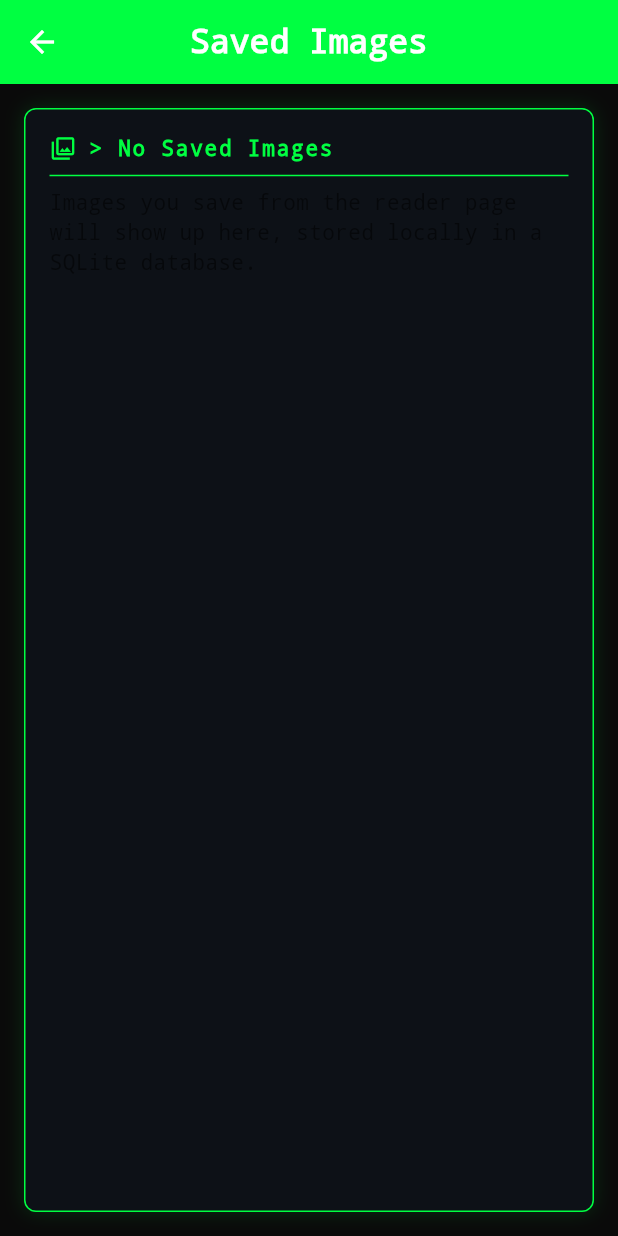
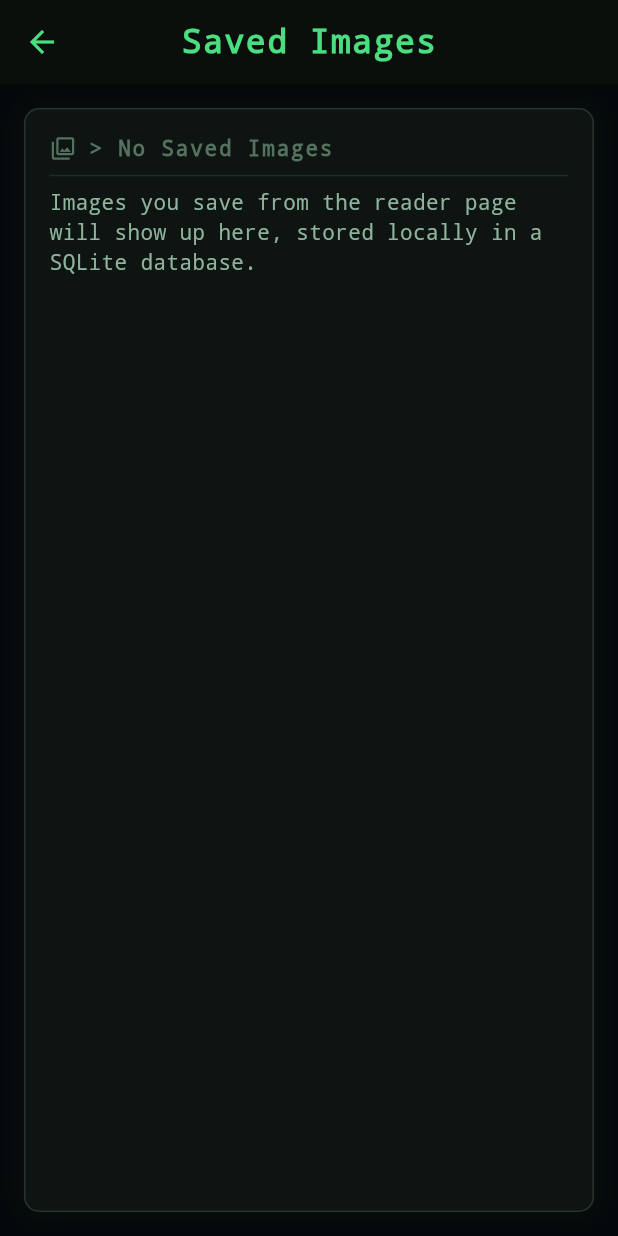
Before and after one commit to AboudEy96/bmdxf, a Flutter app: the screen it shows after launch, after a tap on the "photo library" icon, on a phone screen of 412 x 824 dp. Run offline on Flutter 3.47's test engine with Material 3 defaults, Android fonts, the phone set to English and light mode, and no system bars; our stand-ins replace image_picker, sqflite; missing offline and left inert: exif; accounts and stored records are empty.

Commit message:
UI Theme Update By Claude

```diff
--- a/lib/theme/app_theme.dart
+++ b/lib/theme/app_theme.dart
@@ -1,30 +1,65 @@
 import 'package:flutter/material.dart';
 
+
 abstract class AppTheme {
-  static const primary  = Color(0xFF00FF41);
-  static const surface  = Color(0xFF0D1117);
-  static const scaffold = Color(0xFF0A0A0A);
+  static const scaffold   = Color(0xFF05080A);
+  static const surface    = Color(0xFF0D1411);
+  static const surfaceAlt = Color(0xFF121A16);
+  static const appBar     = Color(0xFF0A0F0C);
+  static const primary    = Color(0xFF4ADE80);
+  static const primaryDim = Color(0xFF2E8F58);
+  static const textPrimary   = Color(0xFFE6F4EA);
+  static const textSecondary = Color(0xFF8FB39C);
+  static const textMuted     = Color(0xFF55715F);
+  static const danger  = Color(0xFFFF6B6B);
+  static const warning = Color(0xFFFFC857);
+  static const info    = Color(0xFF63C9E8);
 
-  static const radius = 8.0;
+  static const radius = 10.0;
 
   static ThemeData get theme => ThemeData(
     colorScheme: ColorScheme.dark(
       primary: primary,
       surface: surface,
+      error: danger,
     ),
     useMaterial3: true,
     scaffoldBackgroundColor: scaffold,
     fontFamily: 'monospace',
+    appBarTheme: const AppBarTheme(
+      backgroundColor: appBar,
+      foregroundColor: primary,
+      elevation: 0,
+      centerTitle: true,
+    ),
+    snackBarTheme: SnackBarThemeData(
+      backgroundColor: surfaceAlt,
+      behavior: SnackBarBehavior.floating,
+      contentTextStyle: const TextStyle(
+        color: textPrimary,
+        fontFamily: 'monospace',
+      ),
+    ),
+    dialogTheme: DialogThemeData(
+      backgroundColor: surfaceAlt,
+      shape: RoundedRectangleBorder(
+        borderRadius: BorderRadius.circular(radius),
+        side: BorderSide(color: primary.withOpacity(0.3)),
+      ),
+    ),
   );
 
-  static BoxDecoration get cardDecoration => BoxDecoration(
-    color: const Color(0xFF0D1117),
+  static BoxDecoration cardDecoration({Color? accent}) => BoxDecoration(
+    color: surface,
     borderRadius: BorderRadius.circular(radius),
-    border: Border.all(color: const Color(0xFF00FF41), width: 1),
+    border: Border.all(
+      color: (accent ?? primary).withOpacity(0.35),
+      width: 1,
+    ),
     boxShadow: [
       BoxShadow(
-        color: const Color(0xFF00FF41).withOpacity(0.15),
-        blurRadius: 10,
+        color: (accent ?? primary).withOpacity(0.08),
+        blurRadius: 14,
         offset: const Offset(0, 0),
       ),
     ],
--- a/lib/views/exif_reader_page.dart
+++ b/lib/views/exif_reader_page.dart
@@ -38,7 +38,7 @@ class _ExifReaderPageState extends State<ExifReaderPage> {
       ScaffoldMessenger.of(context).showSnackBar(
         SnackBar(
           content: Text(message),
-          backgroundColor: AppTheme.surface,
+          backgroundColor: AppTheme.surfaceAlt,
           duration: const Duration(seconds: 2),
         ),
       );
@@ -59,10 +59,10 @@ class _ExifReaderPageState extends State<ExifReaderPage> {
   Widget build(BuildContext context) {
     return Scaffold(
       appBar: AppBar(
-        backgroundColor: AppTheme.primary,
-        foregroundColor: Colors.white,
+        backgroundColor: AppTheme.appBar,
+        foregroundColor: AppTheme.primary,
         title: const Text('EXIF Location Reader',
-            style: TextStyle(fontWeight: FontWeight.w600)),
+            style: TextStyle(fontWeight: FontWeight.w600, letterSpacing: 1)),
         centerTitle: true,
         actions: [
           IconButton(
@@ -86,7 +86,9 @@ class _ExifReaderPageState extends State<ExifReaderPage> {
             ],
             const SizedBox(height: 16),
             if (_vm.isLoading)
-              const Center(child: CircularProgressIndicator()),
+              const Center(
+                child: CircularProgressIndicator(color: AppTheme.primary),
+              ),
             if (_vm.errorMessage != null)
               _buildNotice(_vm.errorMessage!),
             if (_vm.hasGps) ...[
@@ -151,13 +153,16 @@ class _ExifReaderPageState extends State<ExifReaderPage> {
             ? const SizedBox(
           width: 16,
           height: 16,
-          child: CircularProgressIndicator(strokeWidth: 2),
+          child: CircularProgressIndicator(
+            strokeWidth: 2,
+            color: AppTheme.primary,
+          ),
         )
             : const Icon(Icons.save_alt, size: 18),
         label: Text(_vm.isSaving ? 'Saving...' : 'Save to Database'),
         style: OutlinedButton.styleFrom(
           foregroundColor: AppTheme.primary,
-          side: const BorderSide(color: AppTheme.primary),
+          side: BorderSide(color: AppTheme.primary.withOpacity(0.45)),
           padding: const EdgeInsets.symmetric(vertical: 12),
           shape: RoundedRectangleBorder(
               borderRadius: BorderRadius.circular(8)),
@@ -174,16 +179,17 @@ class _ExifReaderPageState extends State<ExifReaderPage> {
   Widget _buildNotice(String message) {
     return InfoCard(
       icon: Icons.warning_amber_rounded,
-      iconColor: Colors.orange,
+      iconColor: AppTheme.warning,
       title: 'Notice',
-      child: Text(message, style: const TextStyle(color: Colors.black87)),
+      child: Text(message,
+          style: const TextStyle(color: AppTheme.textPrimary)),
     );
   }
 
   Widget _buildGpsCard(GpsCoordinates gps) {
     return InfoCard(
       icon: Icons.location_on,
-      iconColor: Colors.red,
+      iconColor: AppTheme.danger,
       title: 'GPS Location',
       child: Column(
         crossAxisAlignment: CrossAxisAlignment.start,
@@ -199,7 +205,7 @@ class _ExifReaderPageState extends State<ExifReaderPage> {
               label: const Text('Open in Google Maps'),
               style: ElevatedButton.styleFrom(
                 backgroundColor: AppTheme.primary,
-                foregroundColor: Colors.white,
+                foregroundColor: AppTheme.scaffold,
                 shape: RoundedRectangleBorder(
                     borderRadius: BorderRadius.circular(8)),
               ),
@@ -211,14 +217,14 @@ class _ExifReaderPageState extends State<ExifReaderPage> {
   }
 
   Widget _buildNoGpsBanner() {
-    return const InfoCard(
+    return InfoCard(
       icon: Icons.location_off,
-      iconColor: Colors.grey,
+      iconColor: AppTheme.textMuted,
       title: 'No GPS Data',
-      child: Text(
+      child: const Text(
         'This image has no GPS coordinates embedded. '
             'Try a photo taken on a phone with location enabled.',
-        style: TextStyle(color: Colors.black54),
+        style: TextStyle(color: AppTheme.textSecondary),
       ),
     );
   }
@@ -239,7 +245,7 @@ class _ExifReaderPageState extends State<ExifReaderPage> {
 /*Widget _buildShotCard(ExifData data) {
     return InfoCard(
       icon: Icons.tune,
-      iconColor: Colors.teal,
+      iconColor: AppTheme.info,
       title: 'Shot Settings',
       child: Column(children: [
         if (data.exposureTime != null) DataRow('Exposure',     data.exposureTime!),
--- a/lib/views/saved_images_page.dart
+++ b/lib/views/saved_images_page.dart
@@ -3,7 +3,6 @@ import 'package:bmdxf/models/saved_image.dart';
 import 'package:bmdxf/theme/app_theme.dart';
 import 'package:bmdxf/viewmodels/exif_viewmodel.dart';
 import 'package:bmdxf/widgets/common_widgets.dart';
-
 
 class SavedImagesPage extends StatefulWidget {
   const SavedImagesPage({super.key, required this.viewModel});
@@ -36,10 +35,10 @@ class _SavedImagesPageState extends State<SavedImagesPage> {
   Widget build(BuildContext context) {
     return Scaffold(
       appBar: AppBar(
-        backgroundColor: AppTheme.primary,
-        foregroundColor: Colors.white,
+        backgroundColor: AppTheme.appBar,
+        foregroundColor: AppTheme.primary,
         title: const Text('Saved Images',
-            style: TextStyle(fontWeight: FontWeight.w600)),
+            style: TextStyle(fontWeight: FontWeight.w600, letterSpacing: 1)),
         centerTitle: true,
       ),
       body: _buildBody(),
@@ -48,7 +47,9 @@ class _SavedImagesPageState extends State<SavedImagesPage> {
 
   Widget _buildBody() {
     if (_vm.isLoadingHistory) {
-      return const Center(child: CircularProgressIndicator());
+      return const Center(
+        child: CircularProgressIndicator(color: AppTheme.primary),
+      );
     }
 
     if (_vm.savedImages.isEmpty) {
@@ -56,12 +57,12 @@ class _SavedImagesPageState extends State<SavedImagesPage> {
         padding: const EdgeInsets.all(16),
         child: InfoCard(
           icon: Icons.photo_library_outlined,
-          iconColor: Colors.grey,
+          iconColor: AppTheme.textMuted,
           title: 'No Saved Images',
           child: const Text(
             'Images you save from the reader page will show up here, '
-            'stored locally in a SQLite database.',
-            style: TextStyle(color: Colors.black54),
+                'stored locally in a SQLite database.',
+            style: TextStyle(color: AppTheme.textSecondary),
           ),
         ),
       );
@@ -87,7 +88,7 @@ class _SavedImagesPageState extends State<SavedImagesPage> {
         Navigator.of(context).pop();
       },
       child: Container(
-        decoration: AppTheme.cardDecoration,
+        decoration: AppTheme.cardDecoration(),
         clipBehavior: Clip.antiAlias,
         child: Column(
           children: [
@@ -107,7 +108,7 @@ class _SavedImagesPageState extends State<SavedImagesPage> {
                     child: Text(
                       _formatDate(saved.savedAt),
                       style: const TextStyle(
-                        color: AppTheme.primary,
+                        color: AppTheme.textSecondary,
                         fontSize: 11,
                         fontFamily: 'monospace',
                       ),
@@ -117,7 +118,7 @@ class _SavedImagesPageState extends State<SavedImagesPage> {
                   GestureDetector(
                     onTap: () => _confirmDelete(saved),
                     child: const Icon(Icons.delete_outline,
-                        size: 18, color: Colors.redAccent),
+                        size: 18, color: AppTheme.danger),
                   ),
                 ],
               ),
@@ -132,23 +133,28 @@ class _SavedImagesPageState extends State<SavedImagesPage> {
     final confirmed = await showDialog<bool>(
       context: context,
       builder: (ctx) => AlertDialog(
-        backgroundColor: AppTheme.surface,
+        backgroundColor: AppTheme.surfaceAlt,
+        shape: RoundedRectangleBorder(
+          borderRadius: BorderRadius.circular(AppTheme.radius),
+          side: BorderSide(color: AppTheme.primary.withOpacity(0.3)),
+        ),
         title: const Text('Delete image?',
             style: TextStyle(color: AppTheme.primary)),
         content: const Text(
           'This will permanently remove the image and its EXIF data '
-          'from the local database.',
-          style: TextStyle(color: Colors.white70),
+              'from the local database.',
+          style: TextStyle(color: AppTheme.textSecondary),
         ),
         actions: [
           TextButton(
             onPressed: () => Navigator.of(ctx).pop(false),
-            child: const Text('Cancel'),
+            child: const Text('Cancel',
+                style: TextStyle(color: AppTheme.textSecondary)),
           ),
           TextButton(
             onPressed: () => Navigator.of(ctx).pop(true),
             child: const Text('Delete',
-                style: TextStyle(color: Colors.redAccent)),
+                style: TextStyle(color: AppTheme.danger)),
           ),
         ],
       ),
--- a/lib/widgets/common_widgets.dart
+++ b/lib/widgets/common_widgets.dart
@@ -18,26 +18,26 @@ class InfoCard extends StatelessWidget {
   @override
   Widget build(BuildContext context) {
     return Container(
-      decoration: AppTheme.cardDecoration,
+      decoration: AppTheme.cardDecoration(accent: iconColor),
       padding: const EdgeInsets.all(16),
       child: Column(
         crossAxisAlignment: CrossAxisAlignment.start,
         children: [
           Row(children: [
-            Icon(icon, color: const Color(0xFF00FF41), size: 18),
+            Icon(icon, color: iconColor, size: 18),
             const SizedBox(width: 8),
             Text(
               '> $title',
-              style: const TextStyle(
+              style: TextStyle(
                 fontSize: 14,
                 fontWeight: FontWeight.w700,
-                color: Color(0xFF00FF41),
+                color: iconColor,
                 fontFamily: 'monospace',
                 letterSpacing: 1.2,
               ),
             ),
           ]),
-          const Divider(height: 16, color: Color(0xFF00FF41)),
+          Divider(height: 16, color: iconColor.withOpacity(0.25)),
           child,
         ],
       ),
@@ -63,7 +63,7 @@ class DataRow extends StatelessWidget {
             child: Text(
               label,
               style: const TextStyle(
-                color: Color(0xFF00AA33),
+                color: AppTheme.textSecondary,
                 fontSize: 13,
                 fontFamily: 'monospace',
                 fontWeight: FontWeight.w500,
@@ -73,7 +73,7 @@ class DataRow extends StatelessWidget {
           const Text(
             ' : ',
             style: TextStyle(
-              color: Color(0xFF00FF41),
+              color: AppTheme.primary,
               fontFamily: 'monospace',
               fontSize: 13,
             ),
@@ -82,7 +82,7 @@ class DataRow extends StatelessWidget {
             child: Text(
               value,
               style: const TextStyle(
-                color: Color(0xFF00FF41),
+                color: AppTheme.textPrimary,
                 fontSize: 13,
                 fontFamily: 'monospace',
                 fontWeight: FontWeight.w600,
@@ -114,12 +114,12 @@ class PrimaryButton extends StatelessWidget {
       icon: Icon(icon, size: 18),
       label: Text('[ $label ]'),
       style: ElevatedButton.styleFrom(
-        backgroundColor: const Color(0xFF0D1117),
-        foregroundColor: const Color(0xFF00FF41),
+        backgroundColor: AppTheme.surface,
+        foregroundColor: AppTheme.primary,
         padding: const EdgeInsets.symmetric(vertical: 14),
-        side: const BorderSide(color: Color(0xFF00FF41), width: 1),
+        side: BorderSide(color: AppTheme.primary.withOpacity(0.45), width: 1),
         shape: RoundedRectangleBorder(
-            borderRadius: BorderRadius.circular(4)),
+            borderRadius: BorderRadius.circular(6)),
         textStyle: const TextStyle(
           fontSize: 14,
           fontWeight: FontWeight.w700,
```
